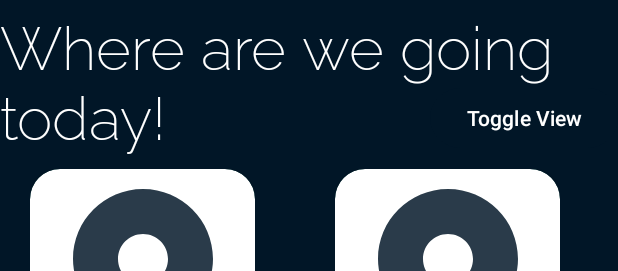
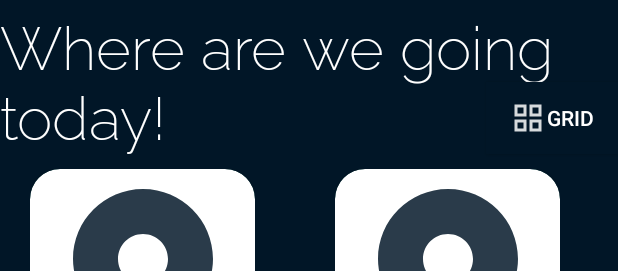
Before and after one commit to Omar-Mohamed-Ibrahim-Alsayed/Carpool-Application, an Android app: the layout fragment_routs.xml on its own in the app's theme, with its tools: preview values and no code run, on a phone screen of 412 x 824 dp. Shown: the top 271 px of the screen. Run offline under Robolectric (Android 15) with nearby library versions, the phone set to English and light mode, and no system bars.

Commit message:
ver 0.21 (signout minor fixes)

```diff
--- a/app/src/main/java/com/example/carpool7813/fragments/Profile.java
+++ b/app/src/main/java/com/example/carpool7813/fragments/Profile.java
@@ -1,6 +1,7 @@
 package com.example.carpool7813.fragments;
 
 import android.content.Context;
+import android.content.Intent;
 import android.content.SharedPreferences;
 import android.os.Bundle;
 
@@ -15,6 +16,8 @@ import android.widget.Button;
 import android.widget.TextView;
 import android.widget.Toast;
 
+import com.example.carpool7813.CustomerApp;
+import com.example.carpool7813.MainActivity;
 import com.example.carpool7813.R;
 import com.example.carpool7813.interfaces.UserCallback;
 import com.example.carpool7813.utilities.User;
@@ -77,7 +80,9 @@ public class Profile extends Fragment {
             @Override
             public void onClick(View v) {
                 FirebaseAuth.getInstance().signOut();
-                parentFragmentManager.beginTransaction().replace(R.id.flFragment, sign_in_page).addToBackStack(null).commit();
+                if (getActivity() != null) {
+                    getActivity().finish();
+                }
             }
         });
 
--- /dev/null
+++ b/app/src/main/res/drawable/baseline_format_list.xml
@@ -0,0 +1,6 @@
+<vector android:alpha="0.84" android:autoMirrored="true"
+    android:height="24dp" android:tint="#FFFFFF"
+    android:viewportHeight="24" android:viewportWidth="24"
+    android:width="24dp" xmlns:android="http://schemas.android.com/apk/res/android">
+    <path android:fillColor="@android:color/white" android:pathData="M4,10.5c-0.83,0 -1.5,0.67 -1.5,1.5s0.67,1.5 1.5,1.5 1.5,-0.67 1.5,-1.5 -0.67,-1.5 -1.5,-1.5zM4,4.5c-0.83,0 -1.5,0.67 -1.5,1.5S3.17,7.5 4,7.5 5.5,6.83 5.5,6 4.83,4.5 4,4.5zM4,16.5c-0.83,0 -1.5,0.68 -1.5,1.5s0.68,1.5 1.5,1.5 1.5,-0.68 1.5,-1.5 -0.67,-1.5 -1.5,-1.5zM7,19h14v-2L7,17v2zM7,13h14v-2L7,11v2zM7,5v2h14L21,5L7,5z"/>
+</vector>
--- /dev/null
+++ b/app/src/main/res/drawable/baseline_grid_view.xml
@@ -0,0 +1,6 @@
+<vector android:alpha="0.84" android:height="24dp"
+    android:tint="#FFFFFF" android:viewportHeight="24"
+    android:viewportWidth="24" android:width="24dp" xmlns:android="http://schemas.android.com/apk/res/android">
+    <path android:fillColor="@android:color/white"
+        android:fillType="evenOdd" android:pathData="M3,3v8h8L11,3L3,3zM9,9L5,9L5,5h4v4zM3,13v8h8v-8L3,13zM9,19L5,19v-4h4v4zM13,3v8h8L21,3h-8zM19,9h-4L15,5h4v4zM13,13v8h8v-8h-8zM19,19h-4v-4h4v4z"/>
+</vector>
--- /dev/null
+++ b/app/src/main/res/drawable/baseline_toggle_on.xml
@@ -0,0 +1,5 @@
+<vector android:alpha="0.84" android:height="24dp"
+    android:tint="#FFFFFF" android:viewportHeight="24"
+    android:viewportWidth="24" android:width="24dp" xmlns:android="http://schemas.android.com/apk/res/android">
+    <path android:fillColor="@android:color/white" android:pathData="M17,7L7,7c-2.76,0 -5,2.24 -5,5s2.24,5 5,5h10c2.76,0 5,-2.24 5,-5s-2.24,-5 -5,-5zM17,15c-1.66,0 -3,-1.34 -3,-3s1.34,-3 3,-3 3,1.34 3,3 -1.34,3 -3,3z"/>
+</vector>
--- /dev/null
+++ b/app/src/main/res/drawable/toggle_selector.xml
@@ -0,0 +1,5 @@
+<?xml version="1.0" encoding="utf-8"?>
+<selector xmlns:android="http://schemas.android.com/apk/res/android">
+    <item android:drawable="@drawable/baseline_format_list" android:state_checked="true" />
+    <item android:drawable="@drawable/baseline_grid_view" android:state_checked="false" />
+</selector>
--- a/app/src/main/res/layout/fragment_routs.xml
+++ b/app/src/main/res/layout/fragment_routs.xml
@@ -40,14 +40,21 @@
         app:spanCount="2"
         tools:listitem="@layout/destination" />
 
-    <!-- Toggle Button or UI Element for switching between Grid and List view -->
-    <!-- Add your own UI component for toggling views -->
-    <Button
+
+    <ToggleButton
         android:id="@+id/toggleButton"
         android:layout_width="wrap_content"
         android:layout_height="wrap_content"
-        android:text="Toggle View"
+        android:textOn="List"
+        android:textOff="Grid"
+        android:textColor="@color/white"
+        android:background="@color/richBlack"
+        android:button="@null"
+        android:drawableStart="@drawable/toggle_selector"
+        android:paddingStart="16dp"
+        android:paddingEnd="16dp"
         app:layout_constraintBottom_toBottomOf="@+id/header"
-        app:layout_constraintEnd_toEndOf="@+id/header"/>
+        app:layout_constraintEnd_toEndOf="@+id/header" />
+
 
 </androidx.constraintlayout.widget.ConstraintLayout>
--- a/build.gradle.kts
+++ b/build.gradle.kts
@@ -5,5 +5,5 @@ buildscript {
 }
 // Top-level build file where you can add configuration options common to all sub-projects/modules.
 plugins {
-    id("com.android.application") version "8.1.3" apply false
+    id("com.android.application") version "8.1.4" apply false
 }
```
